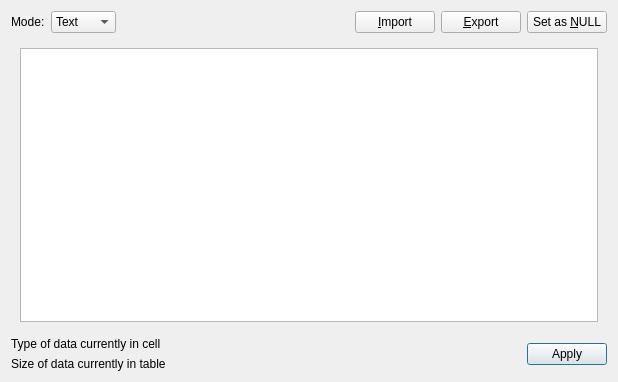
Qt form src/EditDialog.ui (sqlitebrowser/sqlitebrowser) before a commit.
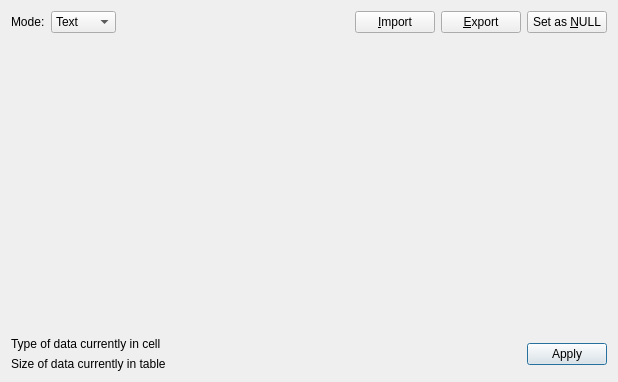
The same form after that commit. The open tabs and pages were chosen to show the change.

Commit message:
JSON mode for cell editor
Support for JSON in the Database Cell editor using the QScintilla library.

The lexJSON has been added to the compilation.

See issue #1173

```diff
--- a/src/EditDialog.ui
+++ b/src/EditDialog.ui
@@ -151,6 +151,7 @@
       </layout>
      </widget>
      <widget class="QWidget" name="editorBinary"/>
+     <widget class="QWidget" name="editorJSON"/>
      <widget class="QScrollArea" name="editorImageScrollArea">
       <property name="widgetResizable">
        <bool>true</bool>
```
Left out of the diff: 5 changed lines with no effect on the pictures. The commit also changes 6 other files.
